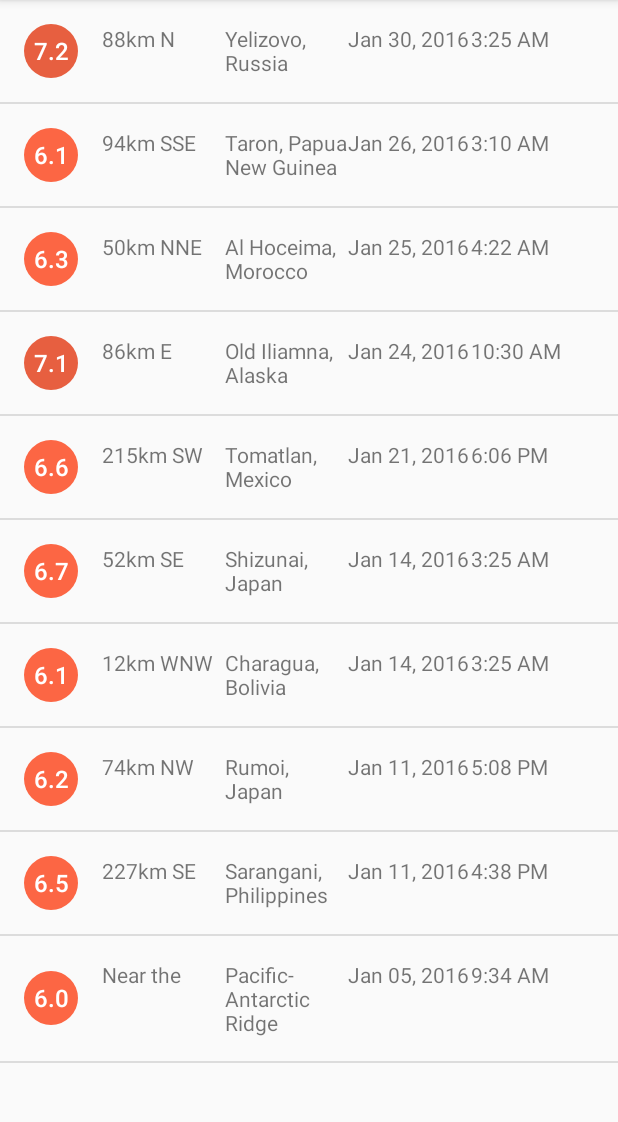
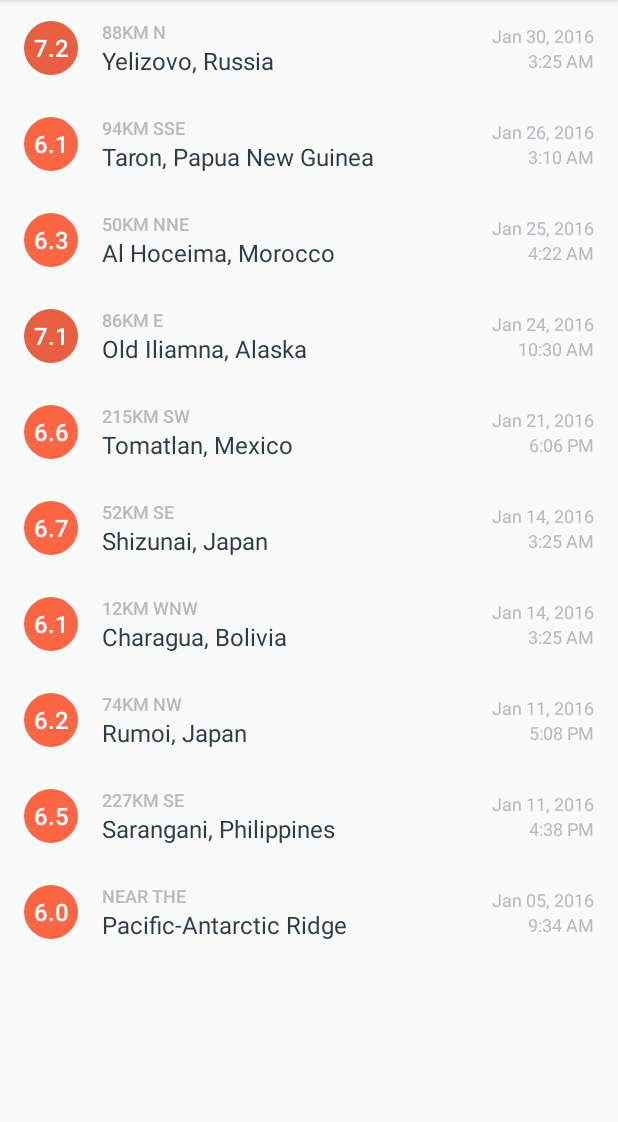
Before and after one commit to andreshidalgo08/Udacity-Quake-Report, an Android app: the screen it shows after launch (EarthquakeActivity), on a phone screen of 412 x 824 dp, the part 84-1206 px from its top. Run offline under Robolectric (Android 15) with nearby library versions, the phone set to English and light mode, and no system bars.

Commit message:
UI polish

```diff
--- a/app/src/main/res/layout/earthquake_activity.xml
+++ b/app/src/main/res/layout/earthquake_activity.xml
@@ -18,4 +18,6 @@
     android:id="@+id/list"
     android:orientation="vertical"
     android:layout_width="match_parent"
-    android:layout_height="match_parent"/>
+    android:layout_height="match_parent"
+    android:divider="@null"
+    android:dividerHeight="0dp"/>
--- a/app/src/main/res/layout/earthquake_list_item.xml
+++ b/app/src/main/res/layout/earthquake_list_item.xml
@@ -1,10 +1,12 @@
-<?xml version="1.0" encoding="utf-8"?>
 <LinearLayout xmlns:android="http://schemas.android.com/apk/res/android"
     xmlns:tools="http://schemas.android.com/tools"
+    android:layout_width="match_parent"
+    android:layout_height="?android:attr/listPreferredItemHeight"
     android:orientation="horizontal"
-    android:layout_width="match_parent"
-    android:layout_height="match_parent"
-    android:padding="16dp">
+    android:paddingEnd="16dp"
+    android:paddingLeft="16dp"
+    android:paddingRight="16dp"
+    android:paddingStart="16dp">
 
     <TextView
         android:id="@+id/magnitude"
@@ -16,35 +18,66 @@
         android:gravity="center"
         android:textColor="@android:color/white"
         android:textSize="16sp"
-        tools:text="8.9"/>
+        tools:text="8.9" />
+
+    <LinearLayout
+        android:layout_width="0dp"
+        android:layout_height="wrap_content"
+        android:layout_gravity="center_vertical"
+        android:layout_marginLeft="16dp"
+        android:layout_marginStart="16dp"
+        android:layout_weight="1"
+        android:orientation="vertical">
 
         <TextView
             android:id="@+id/location_offset"
-        android:layout_marginLeft="16dp"
-        android:layout_width="0dp"
+            android:layout_width="wrap_content"
             android:layout_height="wrap_content"
-        android:layout_weight="1"
-        tools:text="30km S of"/>
+            android:ellipsize="end"
+            android:fontFamily="sans-serif-medium"
+            android:maxLines="1"
+            android:textAllCaps="true"
+            android:textColor="@color/textColorEarthquakeDetails"
+            android:textSize="12sp"
+            tools:text="30km S of" />
 
         <TextView
             android:id="@+id/primary_location"
-        android:layout_width="0dp"
+            android:layout_width="wrap_content"
             android:layout_height="wrap_content"
-        android:layout_weight="1"
-        tools:text="San Francisco"/>
+            android:ellipsize="end"
+            android:maxLines="2"
+            android:textColor="@color/textColorEarthquakeLocation"
+            android:textSize="16sp"
+            tools:text="Long placeholder location that should wrap to more than 2 lines of text" />
+
+    </LinearLayout>
+
+    <LinearLayout
+        android:layout_width="wrap_content"
+        android:layout_height="wrap_content"
+        android:layout_gravity="center_vertical"
+        android:layout_marginLeft="16dp"
+        android:layout_marginStart="16dp"
+        android:orientation="vertical">
 
         <TextView
             android:id="@+id/date"
-        android:layout_width="0dp"
+            android:layout_width="wrap_content"
             android:layout_height="wrap_content"
-        android:layout_weight="1"
-        tools:text="Jan 1, 2018"/>
+            android:layout_gravity="end"
+            android:textColor="@color/textColorEarthquakeDetails"
+            android:textSize="12sp"
+            tools:text="Mar 6, 2010" />
 
         <TextView
             android:id="@+id/time"
-        android:layout_width="0dp"
+            android:layout_width="wrap_content"
             android:layout_height="wrap_content"
-        android:layout_weight="1"
-        tools:text="3:00 PM"/>
+            android:layout_gravity="end"
+            android:textColor="@color/textColorEarthquakeDetails"
+            android:textSize="12sp"
+            tools:text="3:00 PM" />
 
     </LinearLayout>
+</LinearLayout>
--- a/app/src/main/res/values/colors.xml
+++ b/app/src/main/res/values/colors.xml
@@ -52,4 +52,11 @@
 
     <!-- Magnitude circle color for an earthquake with magnitude over 10 -->
     <color name="magnitude10plus">#C03823</color>
+
+    <!-- Text color for the details of the earthquake in the list item -->
+    <color name="textColorEarthquakeDetails">#B4BAC0</color>
+
+    <!-- Text color for the primary location of the earthquake in the list item -->
+    <color name="textColorEarthquakeLocation">#2B3D4D</color>
+
 </resources>
```
Lines whose indentation alone changed are shown as unchanged.
